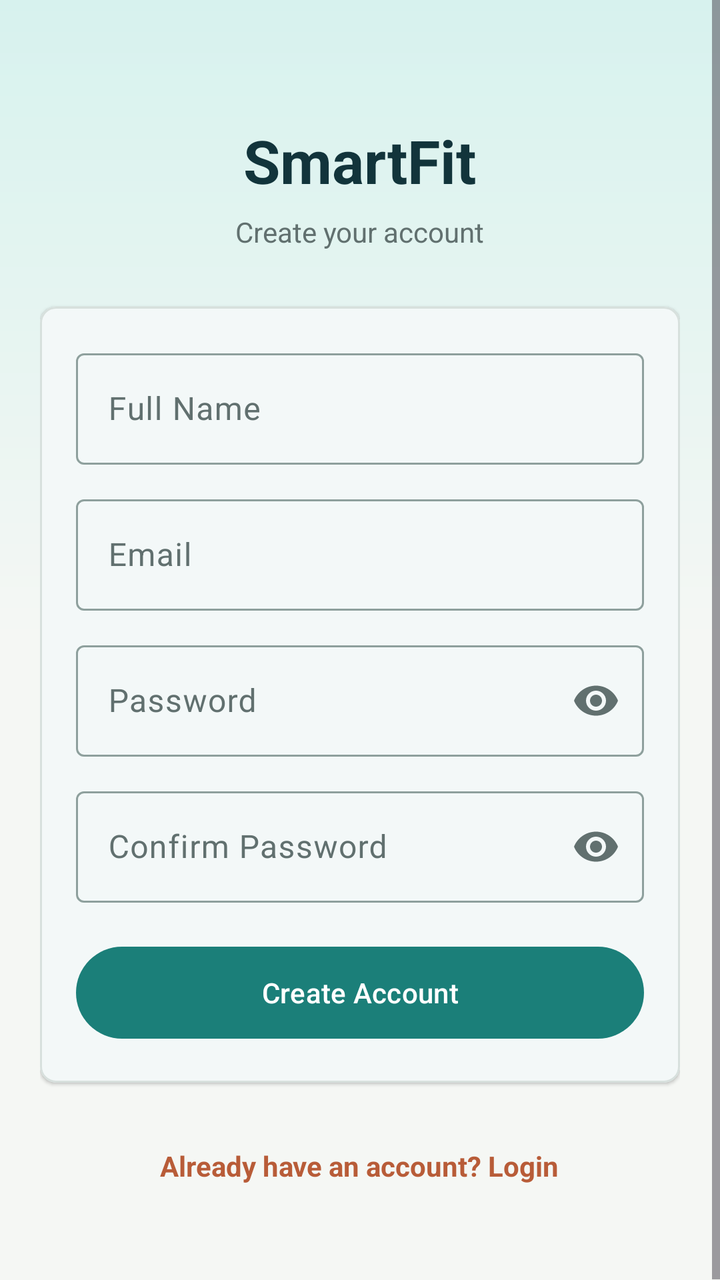
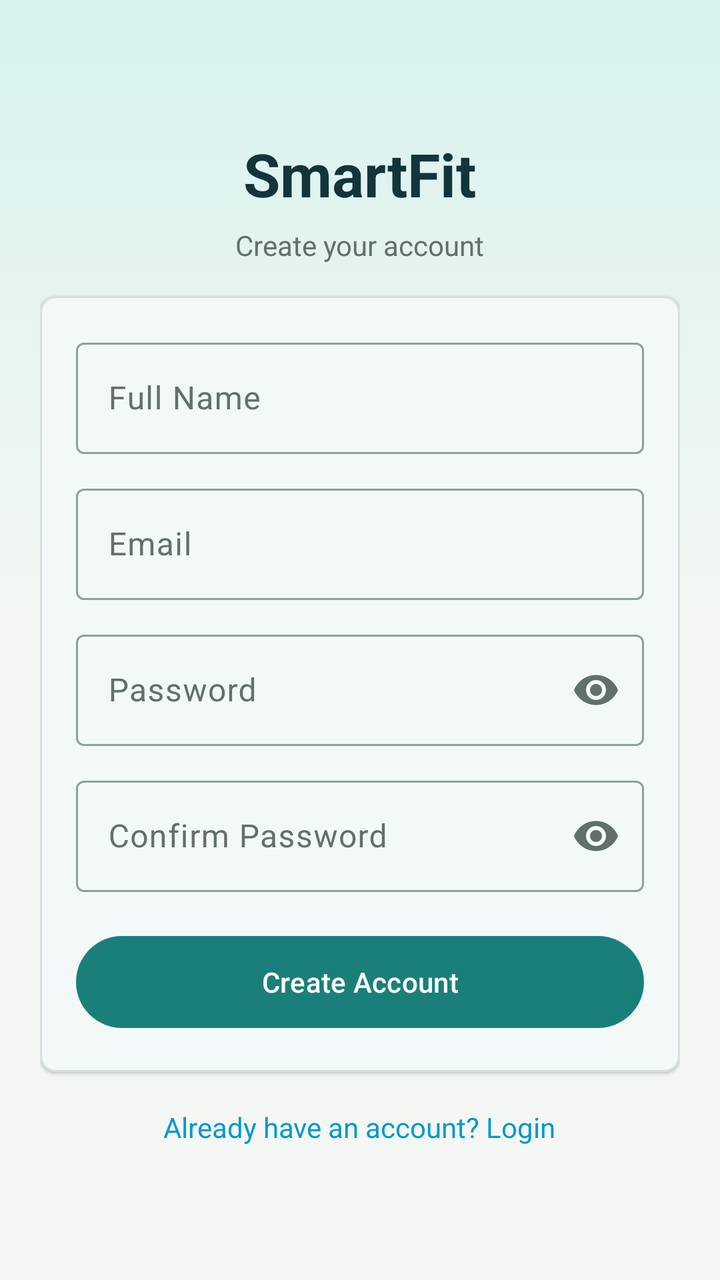

Screens rendered from an Android XML layout before and after an edit, with the pre-edit source and the edit as a unified diff.
<!-- AndroidManifest.xml: application theme Theme.SmartFitApp -->
<!-- res/layout/activity_register.xml -->
<?xml version="1.0" encoding="utf-8"?>
<ScrollView xmlns:android="http://schemas.android.com/apk/res/android"
    xmlns:app="http://schemas.android.com/apk/res-auto"
    android:layout_width="match_parent"
    android:layout_height="match_parent"
    android:fillViewport="true"
    android:background="@drawable/bg_auth_panel">

    <LinearLayout
        android:layout_width="match_parent"
        android:layout_height="wrap_content"
        android:orientation="vertical"
        android:gravity="center_horizontal"
        android:paddingStart="@dimen/screen_padding"
        android:paddingEnd="@dimen/screen_padding"
        android:paddingBottom="40dp">

        
        <LinearLayout
            android:layout_width="wrap_content"
            android:layout_height="wrap_content"
            android:orientation="vertical"
            android:gravity="center"
            android:layout_marginTop="60dp"
            android:layout_marginBottom="28dp">

            <TextView
                android:layout_width="wrap_content"
                android:layout_height="wrap_content"
                android:text="SmartFit"
                style="@style/Text.Brand" />

            <TextView
                android:layout_width="wrap_content"
                android:layout_height="wrap_content"
                android:layout_marginTop="6dp"
                android:text="Create your account"
                android:textSize="14sp"
                android:textColor="@color/on_surface_variant" />
        </LinearLayout>

        
        <com.google.android.material.card.MaterialCardView
            android:layout_width="match_parent"
            android:layout_height="wrap_content"
            app:cardCornerRadius="@dimen/card_radius"
            app:cardElevation="1dp"
            app:strokeColor="@color/outline_variant"
            app:strokeWidth="1dp"
            app:cardBackgroundColor="@color/surface">

            <LinearLayout
                android:layout_width="match_parent"
                android:layout_height="wrap_content"
                android:orientation="vertical"
                android:padding="@dimen/card_padding">

                <com.google.android.material.textfield.TextInputLayout
                    android:layout_width="match_parent"
                    android:layout_height="wrap_content"
                    android:hint="Full Name"
                    style="@style/Widget.Material3.TextInputLayout.OutlinedBox">

                    <com.google.android.material.textfield.TextInputEditText
                        android:id="@+id/fullNameInput"
                        android:layout_width="match_parent"
                        android:layout_height="wrap_content"
                        android:inputType="textPersonName"
                        android:imeOptions="actionNext" />
                </com.google.android.material.textfield.TextInputLayout>

                <com.google.android.material.textfield.TextInputLayout
                    android:layout_width="match_parent"
                    android:layout_height="wrap_content"
                    android:layout_marginTop="@dimen/element_gap"
                    android:hint="Email"
                    style="@style/Widget.Material3.TextInputLayout.OutlinedBox">

                    <com.google.android.material.textfield.TextInputEditText
                        android:id="@+id/emailInput"
                        android:layout_width="match_parent"
                        android:layout_height="wrap_content"
                        android:inputType="textEmailAddress"
                        android:imeOptions="actionNext" />
                </com.google.android.material.textfield.TextInputLayout>

                <com.google.android.material.textfield.TextInputLayout
                    android:layout_width="match_parent"
                    android:layout_height="wrap_content"
                    android:layout_marginTop="@dimen/element_gap"
                    android:hint="Password"
                    app:endIconMode="password_toggle"
                    style="@style/Widget.Material3.TextInputLayout.OutlinedBox">

                    <com.google.android.material.textfield.TextInputEditText
                        android:id="@+id/passwordInput"
                        android:layout_width="match_parent"
                        android:layout_height="wrap_content"
                        android:inputType="textPassword"
                        android:imeOptions="actionNext" />
                </com.google.android.material.textfield.TextInputLayout>

                <com.google.android.material.textfield.TextInputLayout
                    android:layout_width="match_parent"
                    android:layout_height="wrap_content"
                    android:layout_marginTop="@dimen/element_gap"
                    android:hint="Confirm Password"
                    app:endIconMode="password_toggle"
                    style="@style/Widget.Material3.TextInputLayout.OutlinedBox">

                    <com.google.android.material.textfield.TextInputEditText
                        android:id="@+id/confirmPasswordInput"
                        android:layout_width="match_parent"
                        android:layout_height="wrap_content"
                        android:inputType="textPassword"
                        android:imeOptions="actionDone" />
                </com.google.android.material.textfield.TextInputLayout>

                <TextView
                    android:id="@+id/errorText"
                    android:layout_width="match_parent"
                    android:layout_height="wrap_content"
                    android:layout_marginTop="@dimen/small_gap"
                    style="@style/Text.Error"
                    android:visibility="gone" />

                <ProgressBar
                    android:id="@+id/progressBar"
                    android:layout_width="wrap_content"
                    android:layout_height="wrap_content"
                    android:layout_gravity="center_horizontal"
                    android:layout_marginTop="@dimen/small_gap"
                    android:visibility="gone" />

                <Button
                    android:id="@+id/registerButton"
                    android:layout_width="match_parent"
                    android:layout_height="@dimen/button_height"
                    android:layout_marginTop="@dimen/card_padding"
                    android:text="Create Account"
                    android:textAllCaps="false"
                    style="@style/Widget.Material3.Button" />

            </LinearLayout>
        </com.google.android.material.card.MaterialCardView>

        <TextView
            android:id="@+id/loginLink"
            android:layout_width="wrap_content"
            android:layout_height="wrap_content"
            android:layout_marginTop="@dimen/large_gap"
            android:text="Already have an account? Login"
            style="@style/Text.Link" />

    </LinearLayout>
</ScrollView>
<!-- resources referenced by this layout -->
<resources>
  <color name="on_surface_variant">#61706F</color>
  <color name="outline_variant">#D7E0DD</color>
  <color name="surface">#FFFFFF</color>
  <dimen name="button_height">54dp</dimen>
  <dimen name="card_padding">18dp</dimen>
  <dimen name="card_radius">8dp</dimen>
  <dimen name="element_gap">12dp</dimen>
  <dimen name="large_gap">24dp</dimen>
  <dimen name="screen_padding">20dp</dimen>
  <dimen name="small_gap">8dp</dimen>
  <!-- drawable bg_auth_panel (drawable) -->
  <?xml version="1.0" encoding="utf-8"?>
  <shape xmlns:android="http://schemas.android.com/apk/res/android">
      <gradient
          android:angle="270"
          android:startColor="@color/primary_container"
          android:centerColor="@color/background"
          android:endColor="@color/background" />
  </shape>
  <style name="Text.Brand">
          <item name="android:textColor">@color/primary_dark</item>
          <item name="android:textStyle">bold</item>
          <item name="android:textSize">30sp</item>
      </style>
  <style name="Text.Error">
          <item name="android:textColor">@color/error</item>
          <item name="android:textSize">13sp</item>
      </style>
  <style name="Text.Link">
          <item name="android:textColor">@color/secondary</item>
          <item name="android:textSize">14sp</item>
          <item name="android:textStyle">bold</item>
          <item name="android:padding">8dp</item>
      </style>
  <style name="Theme.SmartFitApp" parent="Base.Theme.SmartFitApp" />
  <color name="primary_container">#D7F2EE</color>
  <color name="background">#F5F7F4</color>
  <color name="primary_dark">#12343B</color>
  <color name="error">#B3261E</color>
  <color name="secondary">#B85C38</color>
  <style name="Base.Theme.SmartFitApp" parent="Theme.Material3.DayNight.NoActionBar">
          <item name="colorPrimary">@color/primary</item>
          <item name="colorOnPrimary">@color/on_primary</item>
          <item name="colorPrimaryContainer">@color/primary_container</item>
          <item name="colorOnPrimaryContainer">@color/on_primary_container</item>
          <item name="colorSecondary">@color/secondary</item>
          <item name="colorOnSecondary">@color/on_secondary</item>
          <item name="colorSecondaryContainer">@color/secondary_container</item>
          <item name="colorOnSecondaryContainer">@color/on_secondary_container</item>
          <item name="android:colorBackground">@color/background</item>
          <item name="colorSurface">@color/surface</item>
          <item name="colorOnSurface">@color/on_surface</item>
          <item name="colorSurfaceVariant">@color/surface_variant</item>
          <item name="colorOnSurfaceVariant">@color/on_surface_variant</item>
          <item name="colorError">@color/error</item>
          <item name="colorOnError">@color/on_error</item>
          <item name="colorErrorContainer">@color/error_container</item>
          <item name="colorOnErrorContainer">@color/on_error_container</item>
          <item name="colorOutline">@color/outline</item>
          <item name="colorOutlineVariant">@color/outline_variant</item>
      </style>
  <color name="primary">#1B7F79</color>
  <color name="on_primary">#FFFFFF</color>
  <color name="on_primary_container">#052927</color>
  <color name="on_secondary">#FFFFFF</color>
  <color name="secondary_container">#FFE2D5</color>
  <color name="on_secondary_container">#3D1608</color>
  <color name="on_surface">#162326</color>
  <color name="surface_variant">#E8F0ED</color>
  <color name="on_error">#FFFFFF</color>
  <color name="error_container">#F9DEDC</color>
  <color name="on_error_container">#410E0B</color>
  <color name="outline">#8EA09D</color>
</resources>

<!-- the commit's change to res/layout/activity_register.xml (unified diff, before → after) -->
@@ -8,12 +8,13 @@
 
     <LinearLayout
         android:layout_width="match_parent"
-        android:layout_height="wrap_content"
+        android:layout_height="match_parent"
         android:orientation="vertical"
-        android:gravity="center_horizontal"
+        android:gravity="center"
         android:paddingStart="@dimen/screen_padding"
         android:paddingEnd="@dimen/screen_padding"
-        android:paddingBottom="40dp">
+        android:paddingTop="16dp"
+        android:paddingBottom="16dp">
 
         
         <LinearLayout
@@ -21,8 +22,7 @@
             android:layout_height="wrap_content"
             android:orientation="vertical"
             android:gravity="center"
-            android:layout_marginTop="60dp"
-            android:layout_marginBottom="28dp">
+            android:layout_marginBottom="16dp">
 
             <TextView
                 android:layout_width="wrap_content"
@@ -148,9 +148,10 @@
             android:id="@+id/loginLink"
             android:layout_width="wrap_content"
             android:layout_height="wrap_content"
-            android:layout_marginTop="@dimen/large_gap"
+            android:layout_marginTop="@dimen/card_padding"
             android:text="Already have an account? Login"
-            style="@style/Text.Link" />
+            android:textColor="@android:color/holo_blue_dark"
+            android:textSize="14sp" />
 
     </LinearLayout>
 </ScrollView>
<!-- resource entries referenced after the edit -->
@@ -7,7 +7,6 @@
   <dimen name="card_padding">18dp</dimen>
   <dimen name="card_radius">8dp</dimen>
   <dimen name="element_gap">12dp</dimen>
-  <dimen name="large_gap">24dp</dimen>
   <dimen name="screen_padding">20dp</dimen>
   <dimen name="small_gap">8dp</dimen>
   <!-- drawable bg_auth_panel (drawable) -->
@@ -27,12 +26,6 @@
   <style name="Text.Error">
           <item name="android:textColor">@color/error</item>
           <item name="android:textSize">13sp</item>
-      </style>
-  <style name="Text.Link">
-          <item name="android:textColor">@color/secondary</item>
-          <item name="android:textSize">14sp</item>
-          <item name="android:textStyle">bold</item>
-          <item name="android:padding">8dp</item>
       </style>
   <style name="Theme.SmartFitApp" parent="Base.Theme.SmartFitApp" />
   <color name="primary_container">#D7F2EE</color>
